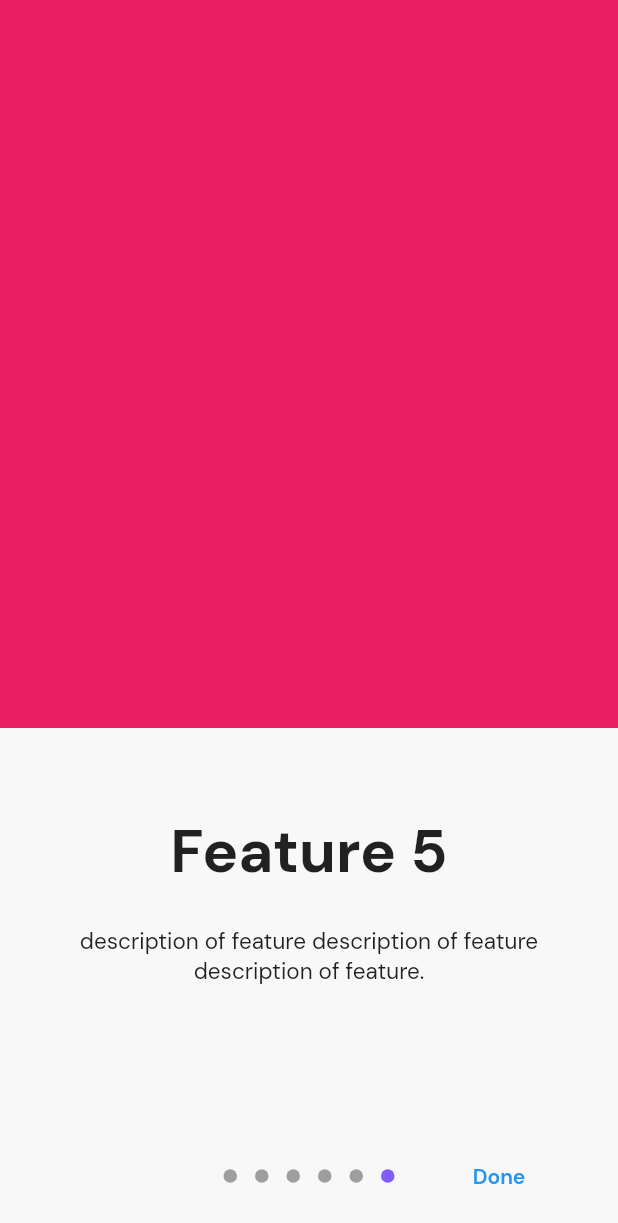
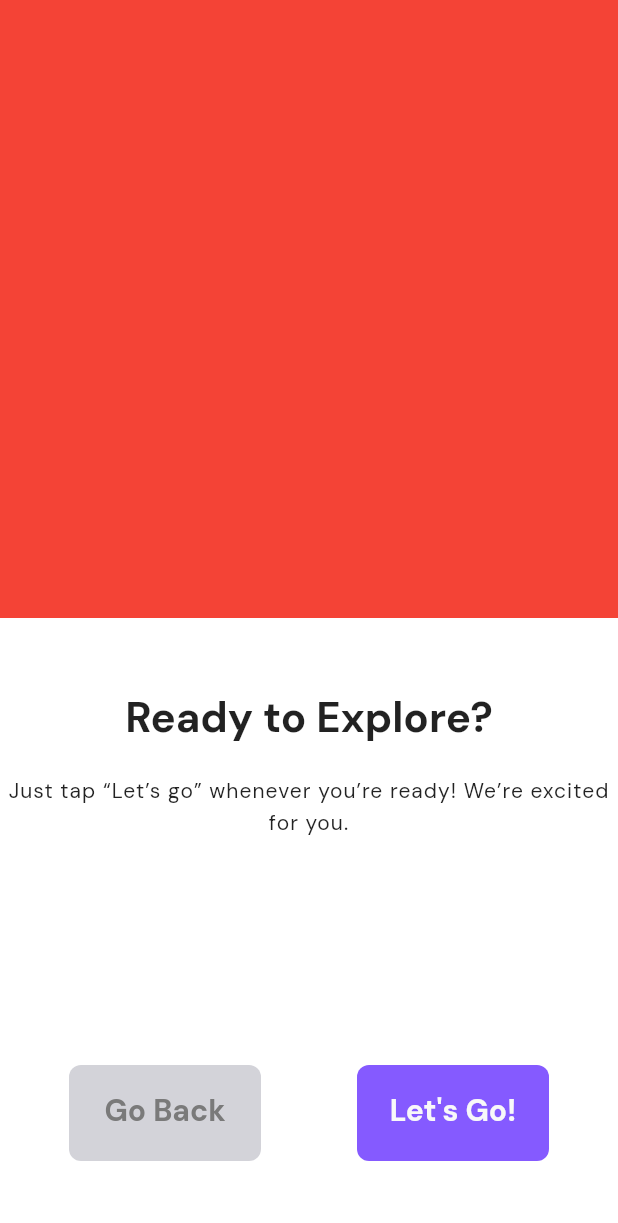
Before and after one commit to gdsc-loyola/admu_student_app, a Flutter app: the OnboardingPage screen opened directly, after a tap on "Skip", on a phone screen of 412 x 824 dp. Shown: the top 1223 px of the screen. Run offline on Flutter 3.47's test engine with Material 2 defaults, Android fonts, the phone set to English and light mode, and no system bars; drawn by our look-alikes of introduction_screen; our stand-ins replace flutter_colorpicker, google_fonts, sqflite; missing offline and left inert: web_scraper; accounts and stored records are empty.

Commit message:
Rebuilt onboarding pages

```diff
--- a/lib/screens/onboarding_page.dart
+++ b/lib/screens/onboarding_page.dart
@@ -1,3 +1,4 @@
+import 'package:admu_student_app/models/class_schedule.dart';
 import 'package:flutter/material.dart';
 import 'package:introduction_screen/introduction_screen.dart';
 
@@ -9,112 +10,234 @@ class OnboardingPage extends StatefulWidget {
   _OnboardingPageState createState() => _OnboardingPageState();
 }
 
-List<PageViewModel> listPagesViewModel = [
-  PageViewModel(
-    title: "Hi, I'm Beadle!",
-    body:
+class _OnboardingPageState extends State<OnboardingPage> {
+  int _currentPage = 0;
+  PageController _controller = PageController();
+  bool isLast = false;
+
+  List<Widget> _pages = [
+    SliderPage(
+      title: "Hi I'm Beadle",
+      description:
           "Your accessible companion for all your productivity and organization needs.",
-    image: Container(
-      color: Colors.deepPurple[300],
     ),
-    decoration: const PageDecoration(
-        titleTextStyle: TextStyle(fontWeight: FontWeight.bold, fontSize: 40),
-        bodyTextStyle: TextStyle(fontSize: 15),
-        imageFlex: 2),
+    SliderPage(
+      title: "QPI",
+      description:
+          "Keep track of your grades throughout your entire stay in ADMU. Beadle will take care of all the computations for you!",
     ),
-  PageViewModel(
-    title: "Feature 1",
-    body:
-        "description of feature description of feature description of feature.",
-    image: Container(
-      color: Colors.yellow,
+    SliderPage(
+      title: "Calendar",
+      description:
+          "Organize all your tasks, meetings, or events in one place. Need to sync with Google Calendar? Beadle’s got your back!",
     ),
-    decoration: const PageDecoration(
-        titleTextStyle: TextStyle(fontWeight: FontWeight.bold, fontSize: 40),
-        bodyTextStyle: TextStyle(fontSize: 15),
-        imageFlex: 2),
+    SliderPage(
+      title: "Class Schedule",
+      description:
+          "Easily create a timetable of your classes. You’ll never miss a class again!",
     ),
-  PageViewModel(
-    title: "Feature 2",
-    body:
-        "description of feature description of feature description of feature.",
-    image: Container(
-      color: Colors.red,
+    SliderPage(
+      title: "Enlistment",
+      description:
+          "Prepare for enlistment season by listing down your class options from different time slots or professors! ",
     ),
-    decoration: const PageDecoration(
-        titleTextStyle: TextStyle(fontWeight: FontWeight.bold, fontSize: 40),
-        bodyTextStyle: TextStyle(fontSize: 15),
-        imageFlex: 2),
+    SliderPage(
+      title: "LS Address Book",
+      description:
+          "View the complete list of offices in ADMU and their respective emails for you to contact! ",
     ),
-  PageViewModel(
-    title: "Feature 3",
-    body:
-        "description of feature description of feature description of feature.",
-    image: Container(
-      color: Colors.blue,
+    SliderPage(
+      title: "Ready to Explore?",
+      description:
+          "Just tap “Let’s go” whenever you’re ready! We’re excited for you.",
     ),
-    decoration: const PageDecoration(
-        titleTextStyle: TextStyle(fontWeight: FontWeight.bold, fontSize: 40),
-        bodyTextStyle: TextStyle(fontSize: 15),
-        imageFlex: 2),
-  ),
-  PageViewModel(
-    title: "Feature 4",
-    body:
-        "description of feature description of feature description of feature.",
-    image: Container(
-      color: Colors.green,
-    ),
-    decoration: const PageDecoration(
-        titleTextStyle: TextStyle(fontWeight: FontWeight.bold, fontSize: 40),
-        bodyTextStyle: TextStyle(fontSize: 15),
-        imageFlex: 2),
-  ),
-    PageViewModel(
-    title: "Feature 5",
-    body:
-        "description of feature description of feature description of feature.",
-    image: Container(
-      color: Colors.pink,
-    ),
-    decoration: const PageDecoration(
-        titleTextStyle: TextStyle(fontWeight: FontWeight.bold, fontSize: 40),
-        bodyTextStyle: TextStyle(fontSize: 15),
-        imageFlex: 2),
-  )
   ];
 
-class _OnboardingPageState extends State<OnboardingPage> {
+  _onchanged(int index) {
+    setState(() {
+      _currentPage = index;
+    });
+  }
+
   @override
   Widget build(BuildContext context) {
-    return MediaQuery(
-      data: MediaQueryData(),
-      child: Material(
-        child: Directionality(
-          textDirection: TextDirection.ltr,
-          child: Scaffold(
-            body: Container(
-              child: IntroductionScreen(
-                pages: listPagesViewModel,
-                onDone: () {
-                  Navigator.of(context).pushReplacement(
-                    MaterialPageRoute(builder: (_) => MainPage()),
-                  );
+    return Scaffold(
+      body: Stack(
+        children: <Widget>[
+          PageView.builder(
+            scrollDirection: Axis.horizontal,
+            onPageChanged: _onchanged,
+            controller: _controller,
+            itemCount: _pages.length,
+            itemBuilder: (context, int index) {
+              return _pages[index];
             },
-                showDoneButton: true,
-                showSkipButton: true,
-                showNextButton: true,
-                next: Icon(Icons.arrow_forward),
-                nextColor: Colors.blue,
-                skip: Text('Skip'),
-                skipColor: Colors.grey[600],
-                done:
-                    Text("Done", style: TextStyle(fontWeight: FontWeight.w600)),
+          ),
+          Column(
+            mainAxisAlignment: MainAxisAlignment.end,
+            children: <Widget>[
+              Row(
+                mainAxisAlignment: MainAxisAlignment.center,
+                children: [
+                  // Skip / Go Back Button
+                  InkWell(
+                    onTap: () {
+                      (_currentPage == _pages.length - 1)
+                          ? _controller.previousPage(
+                              duration: Duration(milliseconds: 500),
+                              curve: Curves.easeInOutQuint)
+                          : _controller.jumpToPage(6);
+                    },
+                    child: AnimatedContainer(
+                      alignment: Alignment.center,
+                      duration: Duration(milliseconds: 100),
+                      height: (_currentPage == (_pages.length - 1)) ? 64 : 48,
+                      width: (_currentPage == (_pages.length - 1)) ? 128 : 80,
+                      decoration: BoxDecoration(
+                        color: (_currentPage == _pages.length - 1)
+                            ? AppColors.GRAY_LIGHT[0]
+                            : Colors.transparent,
+                        borderRadius: (_currentPage == _pages.length - 1)
+                            ? BorderRadius.circular(8)
+                            : BorderRadius.circular(35),
+                      ),
+                      child: (_currentPage == (_pages.length - 1))
+                          ? Text(
+                              "Go Back",
+                              style: Theme.of(context)
+                                  .textTheme
+                                  .headline6
+                                  .copyWith(color: AppColors.GRAY_DARK[1]),
+                            )
+                          : Text(
+                              'Skip',
+                              style: Theme.of(context)
+                                  .textTheme
+                                  .headline6
+                                  .copyWith(color: AppColors.GRAY_DARK[1]),
                             ),
                     ),
                   ),
+                  SizedBox(
+                    width: 23,
                   ),
+                  // Dot Indicator
+                  (_currentPage == _pages.length - 1)
+                      ? SizedBox()
+                      : Row(
+                          children: List<Widget>.generate(
+                            _pages.length,
+                            (int index) {
+                              return AnimatedContainer(
+                                duration: Duration(milliseconds: 300),
+                                height: 10,
+                                width: (index == _currentPage) ? 30 : 10,
+                                margin: EdgeInsets.symmetric(horizontal: 5),
+                                decoration: BoxDecoration(
+                                  borderRadius: BorderRadius.circular(5),
+                                  color: (index == _currentPage)
+                                      ? AppColors.SECONDARY_MAIN
+                                      : AppColors.GRAY_LIGHT[0],
+                                ),
+                              );
+                            },
+                          ),
+                        ),
+                  SizedBox(
+                    width: 41,
+                  ),
+                  // Next Button
+                  InkWell(
+                    onTap: () {
+                      (_currentPage == _pages.length - 1)
+                          ? Navigator.push(
+                              context,
+                              MaterialPageRoute(
+                                builder: (context) => MainPage(),
+                              ),
+                            )
+                          : _controller.nextPage(
+                              duration: Duration(milliseconds: 500),
+                              curve: Curves.easeInOutQuint);
+                    },
+                    child: AnimatedContainer(
+                      alignment: Alignment.center,
+                      duration: Duration(milliseconds: 100),
+                      height: (_currentPage == (_pages.length - 1)) ? 64 : 48,
+                      width: (_currentPage == (_pages.length - 1)) ? 128 : 48,
+                      decoration: BoxDecoration(
+                        color: AppColors.PRIMARY_MAIN,
+                        borderRadius: (_currentPage == _pages.length - 1)
+                            ? BorderRadius.circular(8)
+                            : BorderRadius.circular(35),
+                      ),
+                      child: (_currentPage == (_pages.length - 1))
+                          ? Text("Let's Go!",
+                              style: Theme.of(context)
+                                  .textTheme
+                                  .headline6
+                                  .copyWith(color: AppColors.GRAY_LIGHT[2]))
+                          : Icon(
+                              Icons.navigate_next,
+                              size: 50,
+                              color: Colors.white,
+                            ),
+                    ),
+                  ),
+                ],
+              ),
+              SizedBox(
+                height: 50,
+              )
+            ],
+          ),
+        ],
       ),
     );
   }
 }
+
+class SliderPage extends StatelessWidget {
+  final String title;
+  final String description;
+  final String image;
+
+  SliderPage({this.title, this.description, this.image});
+
+  @override
+  Widget build(BuildContext context) {
+    double width = MediaQuery.of(context).size.width;
+
+    return Container(
+      color: Colors.white,
+      child: Column(
+        children: <Widget>[
+          Container(
+              color: Colors.red,
+              height: MediaQuery.of(context).size.height / 2),
+          SizedBox(
+            height: 48,
+          ),
+          Text(
+            title,
+            style: TextStyle(fontSize: 28, fontWeight: FontWeight.bold),
+          ),
+          SizedBox(
+            height: 20,
+          ),
+          Text(
+            description,
+            style: TextStyle(
+              height: 1.5,
+              fontWeight: FontWeight.normal,
+              fontSize: 14,
+              letterSpacing: 0.7,
+            ),
+            textAlign: TextAlign.center,
+          ),
+          Spacer()
+        ],
+      ),
+    );
+  }
+}
```
Lines whose indentation alone changed are shown as unchanged.
